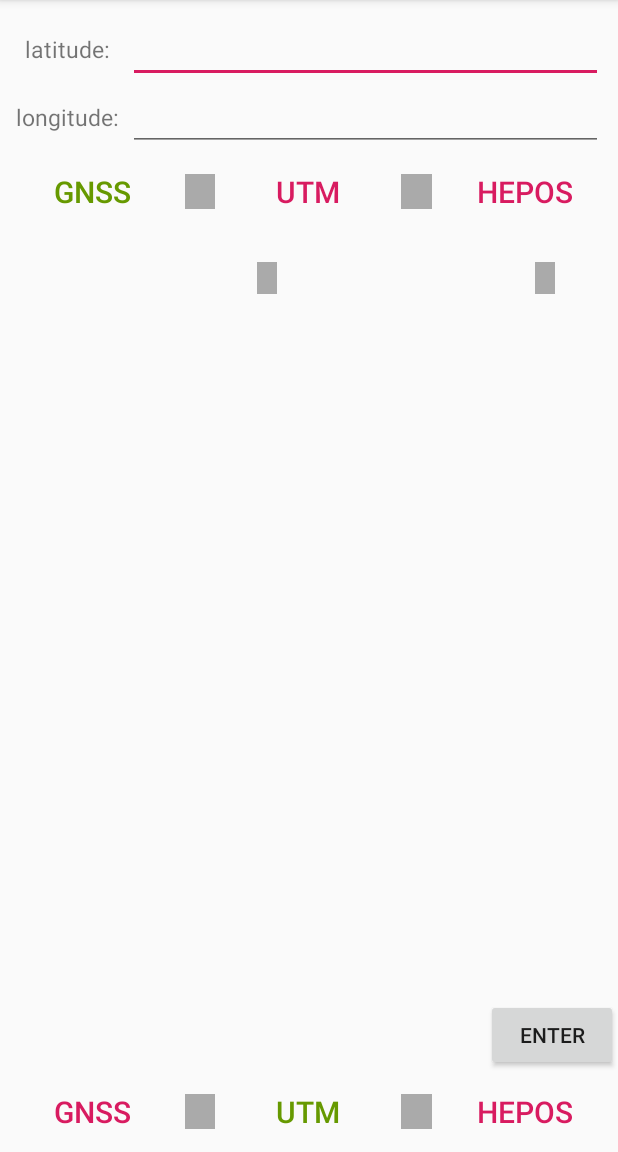
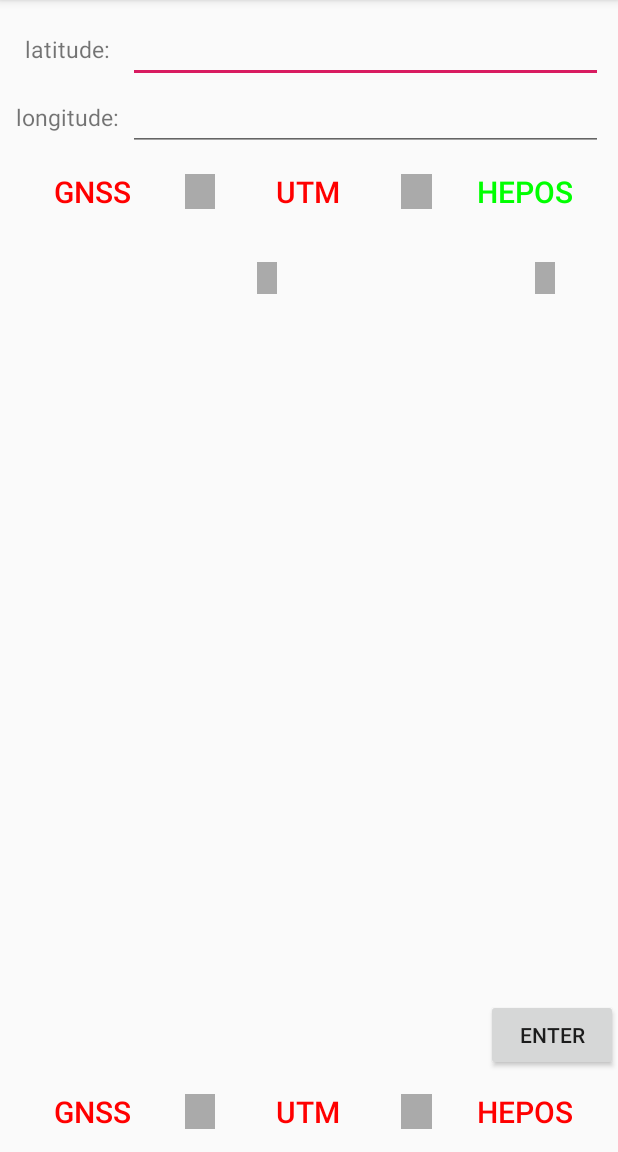
Before and after one commit to ifDroids/CoordinatesConverter, an Android app: the screen it shows after launch (MainActivity), after a tap on "ENTER", on a phone screen of 412 x 824 dp, the part 84-1236 px from its top. Run offline under Robolectric (Android 15) with nearby library versions, the phone set to English and light mode, and no system bars; our stand-ins replace ButterKnife; 3 other taps on this screen came first.

Commit message:
project: color the buttons by click

```diff
--- a/app/src/main/java/com/ibo/coordinatesconv/MainActivity.java
+++ b/app/src/main/java/com/ibo/coordinatesconv/MainActivity.java
@@ -1,5 +1,6 @@
 package com.ibo.coordinatesconv;
 
+import android.graphics.Color;
 import android.os.Bundle;
 import android.util.Log;
 import android.view.View;
@@ -11,9 +12,23 @@ import androidx.appcompat.app.AppCompatActivity;
 
 import butterknife.BindView;
 import butterknife.ButterKnife;
+import butterknife.OnClick;
 
 public class MainActivity extends AppCompatActivity {
 
+    public static int x;
+    @BindView(R.id.btn_input_gnss)
+    Button mBtninput_gnss; //m for member of class
+    @BindView(R.id.btn_input_utm)
+    Button mBtninput_utm; //m for member of class
+    @BindView(R.id.btn_input_hepos)
+    Button mBtninput_hepos; //m for member of class
+    @BindView(R.id.btn_output_gnss)
+    Button mBtnoutput_gnss; //m for member of class
+    @BindView(R.id.btn_output_utm)
+    Button mBtnoutput_utm; //m for member of class
+    @BindView(R.id.btn_output_hepos)
+    Button mBtnoutput_hepos; //m for member of class
     @BindView(R.id.btn_debug)
     Button mBtnDebug; //m for member of class
     @BindView(R.id.input_lat)
@@ -27,25 +42,104 @@ public class MainActivity extends AppCompatActivity {
     @BindView(R.id.utm_zone_output)
     TextView mUtmzone;
 
-//     EditText input_lat;
-//     EditText input_long;
-//     TextView utm_x_output;
-//     TextView utm_y_output;
+    public void clearTextbutton(){
+        mInputlat.setText(" ");
+        mInputlong.setText(" ");
+        mUtmxoutput.setText(" ");
+        mUtmyoutput.setText(" ");
+        mUtmzone.setText(" ");
+    }
+
 
     @Override
     protected void onCreate(Bundle savedInstanceState) {
         super.onCreate(savedInstanceState);
         setContentView(R.layout.activity_main);
         ButterKnife.bind(this);
-        mBtnDebug.setOnClickListener(new View.OnClickListener() {
-            @Override
-            public void onClick(View v) {
-                String lat= mInputlat.getText().toString();
-                mUtmxoutput.setText(lat);
-                Log.e("MainActivity",getString(R.string.bar_gnss));
-                //mUtmxoutput.setText(mInputlat.getText().toString());
+    }
 
-            }
-        });
+    @OnClick(R.id.btn_debug)
+    public void onButtonClick(View v) {
+        if (x==1){
+            mUtmxoutput.setText(mInputlat.getText().toString());
+            Log.e("MainActivity", "DEBUG");}
+        else if(x==2){
+            Log.e("MainActivity", "sdasda");
+        }
+        else if(x==3){
+            Log.e("MainActivity", "sdasda");
+        }
+        else if(x==4){
+            Log.e("MainActivity", "sdasda");
+        }
+        else  if(x==5){
+            Log.e("MainActivity", "sdasda");
+        }
+        else if(x==6){
+            Log.e("MainActivity", "sdasda");
+        }
     }
+
+    @OnClick(R.id.btn_output_gnss)
+    public void onButtonoutput_gnss(View v) {
+        x=1;
+        mBtnoutput_gnss.setTextColor(Color.GREEN);
+        mBtninput_gnss.setTextColor(Color.RED);
+        mBtnoutput_utm.setTextColor(Color.RED);
+        mBtnoutput_hepos.setTextColor(Color.RED);
+        clearTextbutton();
+    }
+
+    @OnClick(R.id.btn_output_utm)
+    public void onButtonbtn_output_utm(View v) {
+        x=2;
+        mBtnoutput_gnss.setTextColor(Color.RED);
+        mBtninput_utm.setTextColor(Color.RED);
+        mBtnoutput_utm.setTextColor(Color.GREEN);
+        mBtnoutput_hepos.setTextColor(Color.RED);
+        clearTextbutton();
+    }
+
+    @OnClick(R.id.btn_output_hepos)
+    public void onButtonoutput_hepos(View v) {
+        x=3;
+        mBtnoutput_gnss.setTextColor(Color.RED);
+        mBtninput_hepos.setTextColor(Color.RED);
+        mBtnoutput_utm.setTextColor(Color.RED);
+        mBtnoutput_hepos.setTextColor(Color.GREEN);
+        clearTextbutton();
+    }
+
+    @OnClick(R.id.btn_input_gnss)
+    public void onButtoninput_gnss(View v) {
+        x=4;
+        mBtninput_gnss.setTextColor(Color.GREEN);
+        mBtnoutput_gnss.setTextColor(Color.RED);
+        mBtninput_utm.setTextColor(Color.RED);
+        mBtninput_hepos.setTextColor(Color.RED);
+        clearTextbutton();
+    }
+
+    @OnClick(R.id.btn_input_utm)
+    public void onButtoninput_utm(View v) {
+        x=5;
+        mBtninput_utm.setTextColor(Color.GREEN);
+        mBtnoutput_utm.setTextColor(Color.RED);
+        mBtninput_gnss.setTextColor(Color.RED);
+        mBtninput_hepos.setTextColor(Color.RED);
+        clearTextbutton();
+    }
+
+    @OnClick(R.id.btn_input_hepos)
+    public void onButtoninput_hepos(View v) {
+        x=6;
+        mBtninput_gnss.setTextColor(Color.RED);
+        mBtninput_utm.setTextColor(Color.RED);
+        mBtnoutput_hepos.setTextColor(Color.RED);
+        mBtninput_hepos.setTextColor(Color.GREEN);
+        clearTextbutton();
+    }
+
+
+
 }
--- a/app/src/main/res/layout/activity_input_bar.xml
+++ b/app/src/main/res/layout/activity_input_bar.xml
@@ -1,10 +1,12 @@
 <?xml version="1.0" encoding="utf-8"?>
 <LinearLayout xmlns:android="http://schemas.android.com/apk/res/android"
-    android:orientation="horizontal" android:layout_width="match_parent"
+    android:orientation="horizontal"
+    android:layout_width="match_parent"
     android:layout_height="wrap_content"
     android:weightSum="3">
 
     <Button
+        android:id="@+id/btn_input_gnss"
         android:layout_width="0dp"
         android:layout_height="wrap_content"
         android:layout_weight="0.9"
@@ -12,23 +14,7 @@
         android:text="@string/bar_gnss"
         android:textColor="@android:color/holo_green_dark"
         android:textSize="20sp"
-        android:gravity="center"/>
-     <View
-         android:layout_width="0dp"
-         android:layout_height="match_parent"
-         android:layout_weight="0.15"
-         android:layout_marginTop="15dp"
-         android:layout_marginBottom="15dp"
-         android:background="@android:color/darker_gray"/>
-
-    <Button
-        android:layout_width="0dp"
-        android:layout_height="wrap_content"
-        android:layout_weight="0.9"
-        style="?android:attr/buttonBarButtonStyle"
-        android:text="@string/bar_utm"
-        android:textSize="20sp"
-        android:gravity="center"/>
+        android:gravity="center" />
 
     <View
         android:layout_width="0dp"
@@ -36,15 +22,34 @@
         android:layout_weight="0.15"
         android:layout_marginTop="15dp"
         android:layout_marginBottom="15dp"
-        android:background="@android:color/darker_gray"/>
+        android:background="@android:color/darker_gray" />
 
     <Button
+        android:id="@+id/btn_input_utm"
+        android:layout_width="0dp"
+        android:layout_height="wrap_content"
+        android:layout_weight="0.9"
+        style="?android:attr/buttonBarButtonStyle"
+        android:text="@string/bar_utm"
+        android:textSize="20sp"
+        android:gravity="center" />
+
+    <View
+        android:layout_width="0dp"
+        android:layout_height="match_parent"
+        android:layout_weight="0.15"
+        android:layout_marginTop="15dp"
+        android:layout_marginBottom="15dp"
+        android:background="@android:color/darker_gray" />
+
+    <Button
+        android:id="@+id/btn_input_hepos"
         android:layout_width="0dp"
         android:layout_height="wrap_content"
         android:layout_weight="0.9"
         style="?android:attr/buttonBarButtonStyle"
         android:text="@string/bar_hepos"
         android:textSize="20sp"
-        android:gravity="center"/>
+        android:gravity="center" />
 
 </LinearLayout>
--- a/app/src/main/res/layout/activity_output_bar.xml
+++ b/app/src/main/res/layout/activity_output_bar.xml
@@ -1,26 +1,30 @@
 <?xml version="1.0" encoding="utf-8"?>
 <LinearLayout xmlns:android="http://schemas.android.com/apk/res/android"
-    android:orientation="horizontal" android:layout_width="match_parent"
+    android:orientation="horizontal"
+    android:layout_width="match_parent"
     android:layout_height="wrap_content"
     android:weightSum="3">
 
     <Button
+        android:id="@+id/btn_output_gnss"
         android:layout_width="0dp"
         android:layout_height="wrap_content"
         android:layout_weight="0.9"
         style="?android:attr/buttonBarButtonStyle"
         android:text="@string/bar_gnss"
         android:textSize="20sp"
-        android:gravity="center"/>
+        android:gravity="center" />
+
     <View
         android:layout_width="0dp"
         android:layout_height="match_parent"
         android:layout_weight="0.15"
         android:layout_marginTop="15dp"
         android:layout_marginBottom="15dp"
-        android:background="@android:color/darker_gray"/>
+        android:background="@android:color/darker_gray" />
 
     <Button
+        android:id="@+id/btn_output_utm"
         android:layout_width="0dp"
         android:layout_height="wrap_content"
         android:layout_weight="0.9"
@@ -28,7 +32,7 @@
         android:text="@string/bar_utm"
         android:textColor="@android:color/holo_green_dark"
         android:textSize="20sp"
-        android:gravity="center"/>
+        android:gravity="center" />
 
     <View
         android:layout_width="0dp"
@@ -36,15 +40,16 @@
         android:layout_weight="0.15"
         android:layout_marginTop="15dp"
         android:layout_marginBottom="15dp"
-        android:background="@android:color/darker_gray"/>
+        android:background="@android:color/darker_gray" />
 
     <Button
+        android:id="@+id/btn_output_hepos"
         android:layout_width="0dp"
         android:layout_height="wrap_content"
         android:layout_weight="0.9"
         style="?android:attr/buttonBarButtonStyle"
         android:text="@string/bar_hepos"
         android:textSize="20sp"
-        android:gravity="center"/>
+        android:gravity="center" />
 
 </LinearLayout>
```
Also changed, not shown: app/src/main/res/layout/activity_input_inputs.xml (+5 -10 lines), app/src/main/res/layout/activity_main.xml (+10 -8 lines), app/src/main/res/layout/activity_output_outputs.xml (+6 -7 lines).
